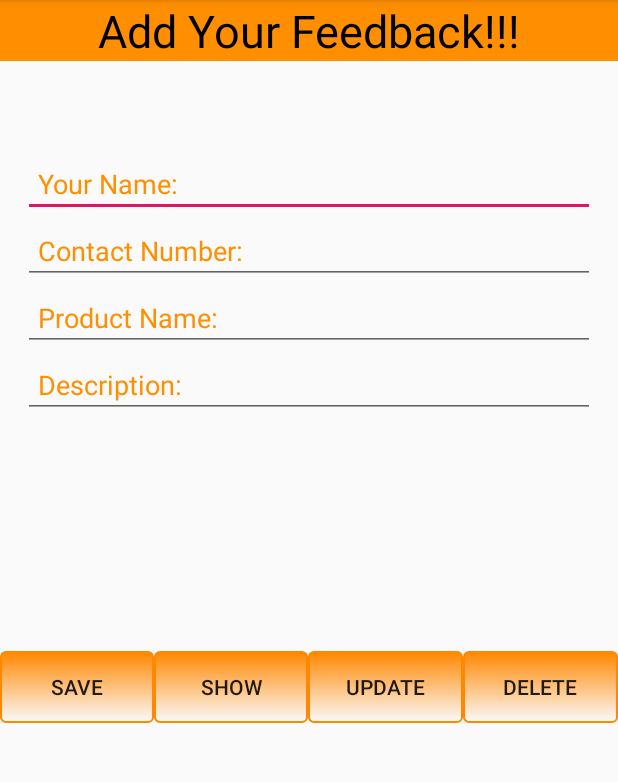
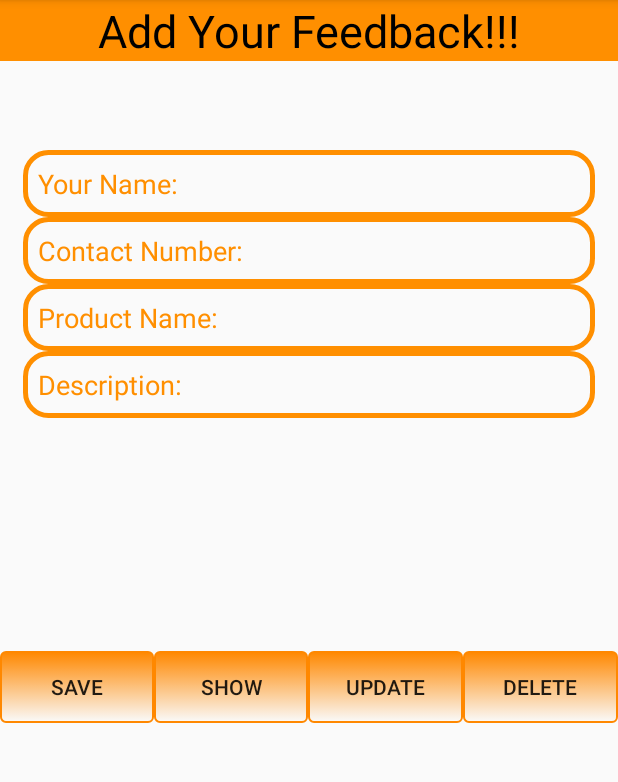
Before and after one commit to Dulyaaa/E-commerce_mobile_app, an Android app: the Feedback screen opened directly, with no data from a screen before it, on a phone screen of 412 x 824 dp, the part 84-866 px from its top. Run offline under Robolectric (Android 15) with nearby library versions, the phone set to English and light mode, and no system bars; our stand-ins replace Firebase (no records; nobody signed in at launch, a user with empty details on screens opened directly); Roboto replaces fonts that are not available here.

Commit message:
peru6 commit

```diff
--- a/app/src/main/res/layout/activity_feedback.xml
+++ b/app/src/main/res/layout/activity_feedback.xml
@@ -25,6 +25,7 @@
         android:id="@+id/editTextName"
         android:layout_width="match_parent"
         android:layout_height="wrap_content"
+        android:background="@drawable/input_design"
         android:padding="10dp"
         android:layout_marginLeft="15dp"
         android:layout_marginRight="15dp"
@@ -37,6 +38,7 @@
         android:id="@+id/editTextContact"
         android:layout_width="match_parent"
         android:layout_height="wrap_content"
+        android:background="@drawable/input_design"
         android:padding="10dp"
         android:layout_marginLeft="15dp"
         android:layout_marginRight="15dp"
@@ -49,6 +51,7 @@
         android:id="@+id/editTextPname"
         android:layout_width="match_parent"
         android:layout_height="wrap_content"
+        android:background="@drawable/input_design"
         android:padding="10dp"
         android:layout_marginLeft="15dp"
         android:layout_marginRight="15dp"
@@ -61,6 +64,7 @@
         android:id="@+id/editTextDes"
         android:layout_width="match_parent"
         android:layout_height="wrap_content"
+        android:background="@drawable/input_design"
         android:padding="10dp"
         android:layout_marginLeft="15dp"
         android:layout_marginRight="15dp"
```
